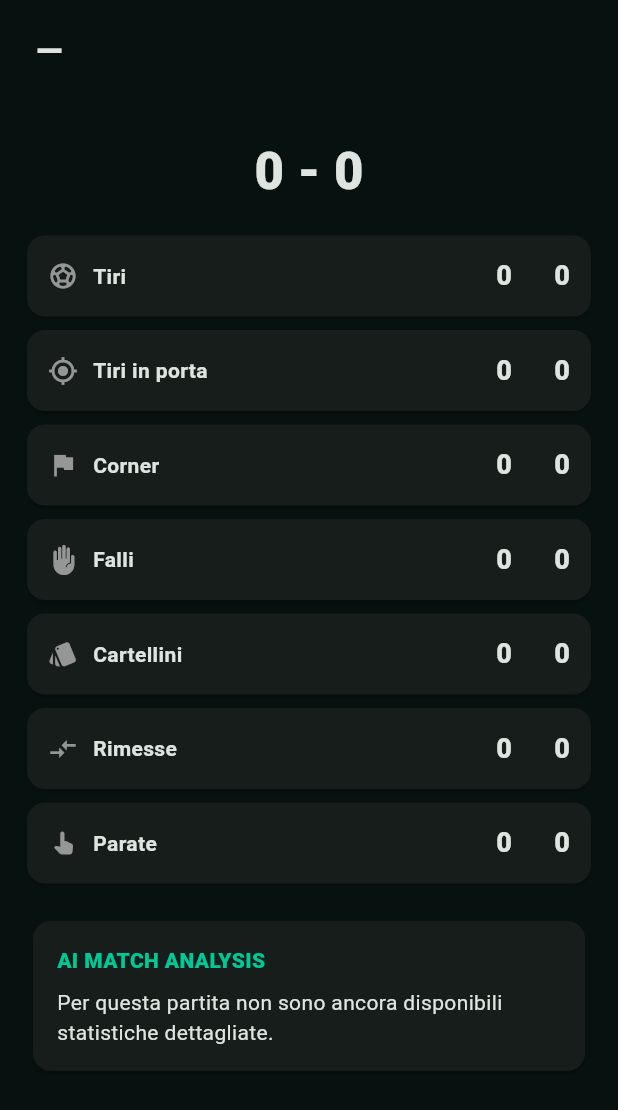
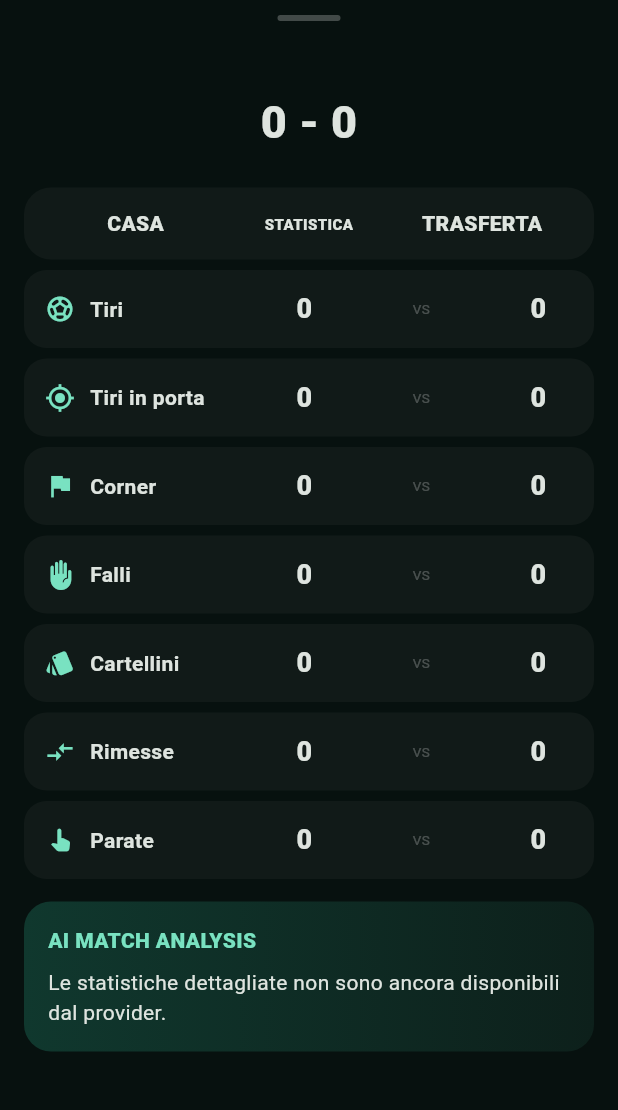
Before and after one commit to anonimatoxx11xx-dev/match-ai-pro, a Flutter app: the MatchDetail widget shown alone on an empty page, opened directly with empty values, on a phone screen of 412 x 824 dp. Shown: the top 1110 px of the screen. Run offline on Flutter 3.47's test engine with Material 3 defaults, Android fonts, the phone set to English and light mode, and no system bars; network calls fail; statements that could not run were skipped.

Commit message:
Improve match detail screen readability

```diff
--- a/lib/main.dart
+++ b/lib/main.dart
@@ -990,33 +990,98 @@ class MatchDetail extends StatelessWidget {
   Widget build(BuildContext context) => SafeArea(
         child: DraggableScrollableSheet(
           expand: false,
-          initialChildSize: .88,
-          minChildSize: .55,
-          maxChildSize: .96,
-          builder: (_, c) => ListView(
+          initialChildSize: .90,
+          minChildSize: .65,
+          maxChildSize: .98,
+          builder: (_, c) => Material(
+            color: const Color(0xFF07110F),
+            child: ListView(
               controller: c,
-            padding: const EdgeInsets.all(18),
+              padding: const EdgeInsets.fromLTRB(16, 10, 16, 28),
               children: [
+                Center(
+                  child: Container(
+                    width: 42, height: 4,
+                    decoration: BoxDecoration(
+                      color: Colors.white24,
+                      borderRadius: BorderRadius.circular(10),
+                    ),
+                  ),
+                ),
+                const SizedBox(height: 18),
+                Text(match.league.toUpperCase(),
+                    textAlign: TextAlign.center,
+                    style: const TextStyle(
+                        fontSize: 11,
+                        color: Colors.white45,
+                        fontWeight: FontWeight.w900)),
+                const SizedBox(height: 12),
                 Row(
+                  crossAxisAlignment: CrossAxisAlignment.center,
                   children: [
                     Expanded(
-                    child: Text(match.home + ' — ' + match.away, style: const TextStyle(fontSize: 23, fontWeight: FontWeight.w900)),
+                      child: Text(match.home,
+                          textAlign: TextAlign.center,
+                          style: const TextStyle(
+                              fontSize: 19, fontWeight: FontWeight.w900)),
                     ),
+                    Padding(
+                      padding: const EdgeInsets.symmetric(horizontal: 12),
+                      child: Column(
+                        children: [
                           if (match.live) const _Live(),
+                          if (match.live) const SizedBox(height: 5),
+                          Text(
+                            match.scoreHome != null && match.scoreAway != null
+                                ? '${match.scoreHome} - ${match.scoreAway}'
+                                : match.time,
+                            style: const TextStyle(
+                                fontSize: 30, fontWeight: FontWeight.w900),
+                          ),
                         ],
                       ),
-              const SizedBox(height: 6),
-              Text(match.league, style: const TextStyle(color: Colors.white54)),
-              if (match.scoreHome != null && match.scoreAway != null) ...[
-                const SizedBox(height: 12),
-                Center(
-                  child: Text(
-                    match.scoreHome.toString() + ' - ' + match.scoreAway.toString(),
-                    style: const TextStyle(fontSize: 34, fontWeight: FontWeight.w900),
+                    ),
+                    Expanded(
+                      child: Text(match.away,
+                          textAlign: TextAlign.center,
+                          style: const TextStyle(
+                              fontSize: 19, fontWeight: FontWeight.w900)),
+                    ),
+                  ],
+                ),
+                const SizedBox(height: 22),
+                Container(
+                  padding: const EdgeInsets.all(14),
+                  decoration: BoxDecoration(
+                    color: const Color(0xFF111A18),
+                    borderRadius: BorderRadius.circular(18),
+                  ),
+                  child: Row(
+                    children: const [
+                      Expanded(
+                        child: Text('CASA',
+                            textAlign: TextAlign.center,
+                            style: TextStyle(
+                                color: Colors.white45,
+                                fontWeight: FontWeight.w800)),
+                      ),
+                      SizedBox(width: 110, child: Text('STATISTICA',
+                          textAlign: TextAlign.center,
+                          style: TextStyle(
+                              color: Colors.white45,
+                              fontSize: 10,
+                              fontWeight: FontWeight.w800))),
+                      Expanded(
+                        child: Text('TRASFERTA',
+                            textAlign: TextAlign.center,
+                            style: TextStyle(
+                                color: Colors.white45,
+                                fontWeight: FontWeight.w800)),
+                      ),
+                    ],
                   ),
                 ),
-              ],
-              const SizedBox(height: 18),
+                const SizedBox(height: 7),
                 _row('Tiri', match.homeShots, match.awayShots, Icons.sports_soccer),
                 _row('Tiri in porta', match.homeOn, match.awayOn, Icons.gps_fixed),
                 _row('Corner', match.homeCorners, match.awayCorners, Icons.flag),
@@ -1024,44 +1089,73 @@ class MatchDetail extends StatelessWidget {
                 _row('Cartellini', match.homeCards, match.awayCards, Icons.style),
                 _row('Rimesse', match.homeThrow, match.awayThrow, Icons.compare_arrows),
                 _row('Parate', match.homeSaves, match.awaySaves, Icons.pan_tool_alt),
-              const SizedBox(height: 12),
-              Card(
-                child: Padding(
+                const SizedBox(height: 8),
+                Container(
                   padding: const EdgeInsets.all(16),
+                  decoration: BoxDecoration(
+                    gradient: const LinearGradient(
+                        colors: [Color(0xFF10382E), Color(0xFF0D201B)]),
+                    borderRadius: BorderRadius.circular(18),
+                  ),
                   child: Column(
                     crossAxisAlignment: CrossAxisAlignment.start,
                     children: [
-                      const Text('AI MATCH ANALYSIS', style: TextStyle(color: Color(0xFF00C896), fontWeight: FontWeight.w900)),
+                      const Text('AI MATCH ANALYSIS',
+                          style: TextStyle(
+                              color: Color(0xFF79E2C1),
+                              fontWeight: FontWeight.w900)),
                       const SizedBox(height: 8),
                       Text(
                         match.hasStats
-                            ? 'Analisi basata esclusivamente sulle statistiche ricevute dal provider per questa partita.'
-                            : 'Per questa partita non sono ancora disponibili statistiche dettagliate.',
-                        style: const TextStyle(height: 1.45),
+                            ? 'Analisi costruita esclusivamente sui dati reali disponibili per questa partita.'
+                            : 'Le statistiche dettagliate non sono ancora disponibili dal provider.',
+                        style: const TextStyle(height: 1.45)),
+                    ],
+                  ),
                 ),
               ],
             ),
           ),
         ),
-            ],
-          ),
-        ),
       );
 
-  Widget _row(String n, int a, int b, IconData i) => Card(
-        margin: const EdgeInsets.only(bottom: 9),
-        child: Padding(
-          padding: const EdgeInsets.all(14),
+  Widget _row(String n, int a, int b, IconData i) => Container(
+        margin: const EdgeInsets.only(bottom: 7),
+        padding: const EdgeInsets.symmetric(horizontal: 14, vertical: 13),
+        decoration: BoxDecoration(
+          color: const Color(0xFF111A18),
+          borderRadius: BorderRadius.circular(15),
+        ),
         child: Row(
           children: [
-              Icon(i, size: 20, color: Colors.white54),
+            Icon(i, size: 20, color: const Color(0xFF79E2C1)),
             const SizedBox(width: 10),
-              Expanded(child: Text(n, style: const TextStyle(fontWeight: FontWeight.w700))),
-              Text(a.toString(), style: const TextStyle(fontSize: 18, fontWeight: FontWeight.w900)),
-              const SizedBox(width: 28),
-              Text(b.toString(), style: const TextStyle(fontSize: 18, fontWeight: FontWeight.w900)),
+            Expanded(
+              child: Text(n,
+                  style: const TextStyle(fontWeight: FontWeight.w700)),
+            ),
+            SizedBox(
+              width: 46,
+              child: Text(a.toString(),
+                  textAlign: TextAlign.center,
+                  style: const TextStyle(
+                      fontSize: 18, fontWeight: FontWeight.w900)),
+            ),
+            SizedBox(
+              width: 110,
+              child: Text('VS',
+                  textAlign: TextAlign.center,
+                  style: const TextStyle(
+                      fontSize: 9, color: Colors.white24)),
+            ),
+            SizedBox(
+              width: 46,
+              child: Text(b.toString(),
+                  textAlign: TextAlign.center,
+                  style: const TextStyle(
+                      fontSize: 18, fontWeight: FontWeight.w900)),
+            ),
           ],
-          ),
         ),
       );
 }
```
Lines whose indentation alone changed are shown as unchanged.
